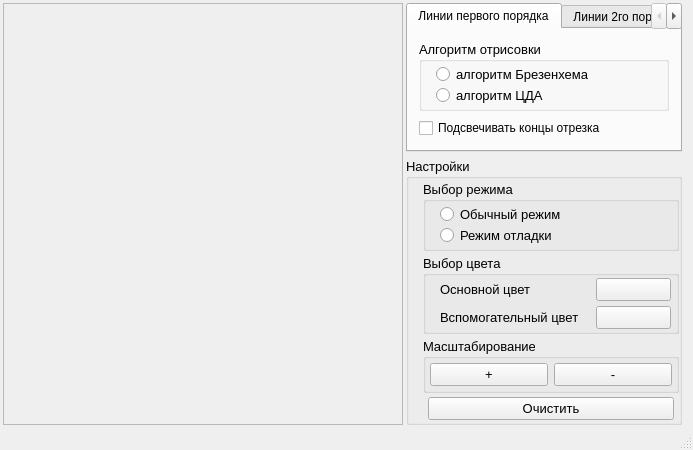
asvitenkov/GIIS, file mainwindow.ui: the form before one commit.
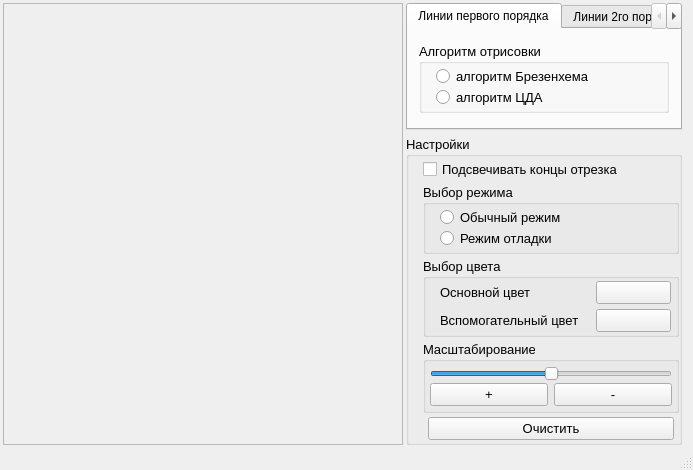
The form after the commit.

```diff
--- a/mainwindow.ui
+++ b/mainwindow.ui
@@ -7,7 +7,7 @@
     <x>0</x>
     <y>0</y>
     <width>691</width>
-    <height>450</height>
+    <height>470</height>
    </rect>
   </property>
   <property name="windowTitle">
@@ -175,13 +175,6 @@
             </layout>
            </widget>
           </item>
-          <item row="1" column="0">
-           <widget class="QCheckBox" name="checkBoxHightlightEndPoints">
-            <property name="text">
-             <string>Подсвечивать концы отрезка</string>
-            </property>
-           </widget>
-          </item>
          </layout>
         </widget>
         <widget class="QWidget" name="algorithmLines2order">
@@ -324,7 +317,7 @@
             <property name="spacing">
              <number>2</number>
             </property>
-            <item row="0" column="0">
+            <item row="1" column="0">
              <layout class="QHBoxLayout" name="horizontalLayout">
               <property name="spacing">
                <number>6</number>
@@ -358,6 +351,25 @@
               </item>
              </layout>
             </item>
+            <item row="0" column="0">
+             <widget class="QSlider" name="zoomSlider">
+              <property name="minimum">
+               <number>0</number>
+              </property>
+              <property name="maximum">
+               <number>28</number>
+              </property>
+              <property name="pageStep">
+               <number>1</number>
+              </property>
+              <property name="value">
+               <number>14</number>
+              </property>
+              <property name="orientation">
+               <enum>Qt::Horizontal</enum>
+              </property>
+             </widget>
+            </item>
            </layout>
           </widget>
          </item>
@@ -514,6 +526,18 @@
            </layout>
           </widget>
          </item>
+         <item row="0" column="0">
+          <widget class="QCheckBox" name="checkBoxHightlightEndPoints">
+           <property name="font">
+            <font>
+             <pointsize>10</pointsize>
+            </font>
+           </property>
+           <property name="text">
+            <string>Подсвечивать концы отрезка</string>
+           </property>
+          </widget>
+         </item>
         </layout>
        </widget>
       </item>
```
